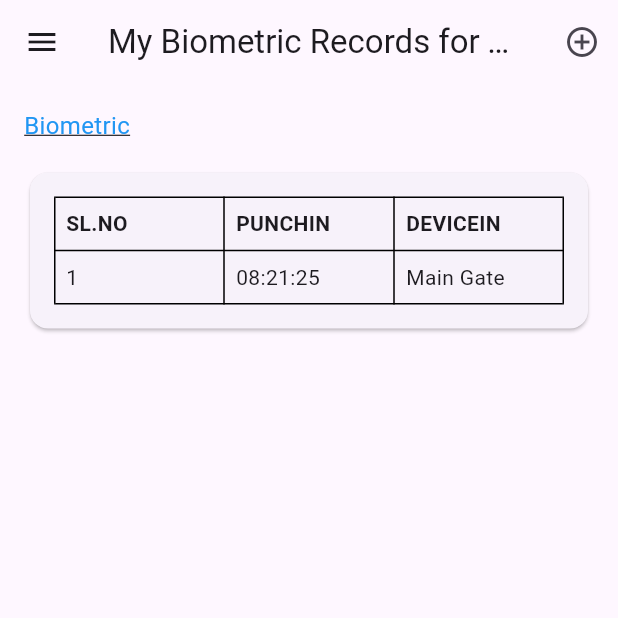
After one commit to bsh010/git-website, a Flutter app: the DailyData screen opened directly, on a phone screen of 412 x 824 dp, the top half of it. The commit adds this screen. Run offline on Flutter 3.47's test engine with Material 3 defaults, Android fonts, the phone set to English and light mode, and no system bars.

Commit message:
Created Biometrics

```diff
--- /dev/null
+++ b/frontend/lib/Biometrics/daily_data.dart
@@ -0,0 +1,91 @@
+import 'package:flutter/material.dart';
+
+class DailyData extends StatelessWidget {
+  @override
+  Widget build(BuildContext context) {
+    return Scaffold(
+      appBar: AppBar(
+        title: Text('My Biometric Records for Today'),
+        actions: [
+          IconButton(
+            icon: Icon(Icons.add_circle_outline),
+            onPressed: () {
+              // Handle raise ticket action
+            },
+          ),
+        ],
+      ),
+      drawer: Drawer(
+          // Add drawer items here
+          ),
+      body: Padding(
+        padding: const EdgeInsets.all(16.0),
+        child: Column(
+          crossAxisAlignment: CrossAxisAlignment.start,
+          children: [
+            Text(
+              'Biometric',
+              style: TextStyle(
+                fontSize: 16,
+                color: Colors.blue,
+                decoration: TextDecoration.underline,
+              ),
+            ),
+            SizedBox(height: 16),
+            Card(
+              child: Padding(
+                padding: const EdgeInsets.all(16.0),
+                child: Table(
+                  border: TableBorder.all(),
+                  children: [
+                    TableRow(
+                      children: [
+                        Padding(
+                          padding: const EdgeInsets.all(8.0),
+                          child: Text('SL.NO',
+                              style: TextStyle(fontWeight: FontWeight.bold)),
+                        ),
+                        Padding(
+                          padding: const EdgeInsets.all(8.0),
+                          child: Text('PUNCHIN',
+                              style: TextStyle(fontWeight: FontWeight.bold)),
+                        ),
+                        Padding(
+                          padding: const EdgeInsets.all(8.0),
+                          child: Text('DEVICEIN',
+                              style: TextStyle(fontWeight: FontWeight.bold)),
+                        ),
+                      ],
+                    ),
+                    TableRow(
+                      children: [
+                        Padding(
+                          padding: const EdgeInsets.all(8.0),
+                          child: Text('1'),
+                        ),
+                        Padding(
+                          padding: const EdgeInsets.all(8.0),
+                          child: Text('08:21:25'),
+                        ),
+                        Padding(
+                          padding: const EdgeInsets.all(8.0),
+                          child: Text('Main Gate'),
+                        ),
+                      ],
+                    ),
+                  ],
+                ),
+              ),
+            ),
+          ],
+        ),
+      ),
+    );
+  }
+}
+
+void main() {
+  runApp(MaterialApp(
+    home: DailyData(),
+  ));
+}
--- a/frontend/lib/pages/login.dart
+++ b/frontend/lib/pages/login.dart
@@ -20,12 +20,12 @@ class LoginPage extends StatefulWidget {
   const LoginPage({super.key});
 
   @override
-  _LoginPageState createState() => _LoginPageState();
+  LoginPageState createState() => LoginPageState();
 }
 
-class _LoginPageState extends State<LoginPage> {
+class LoginPageState extends State<LoginPage> {
   bool _obscureText = true;
-  final _formKey = GlobalKey<FormState>();
+  //final _formKey = GlobalKey<FormState>();
 
   @override
   Widget build(BuildContext context) {
```
Also changed, not shown: frontend/assets/waste/daily_data.png (added), frontend/lib/Biometrics/monthly_data.dart (added), frontend/pubspec.lock.
